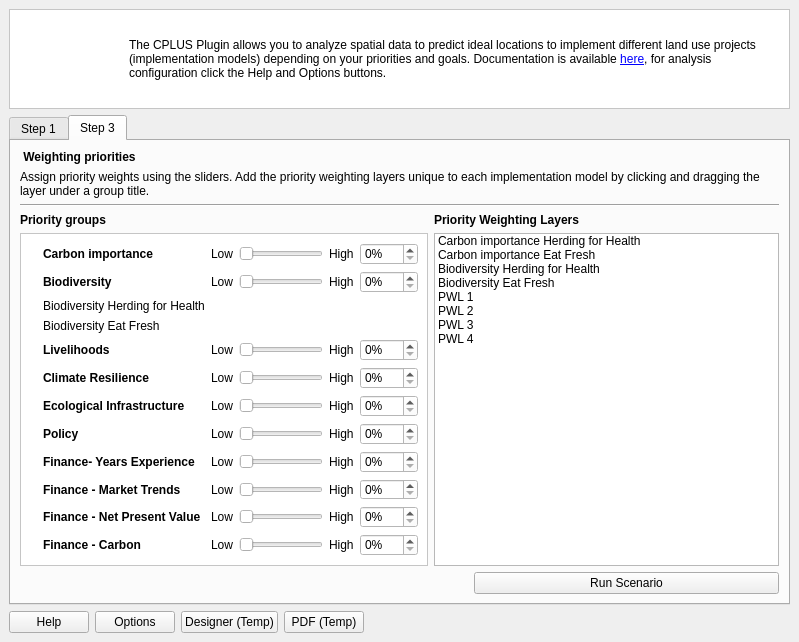
Qt form src/cplus_plugin/ui/qgis_cplus_main_dockwidget.ui (ConservationInternational/cplus-plugin) before a commit.
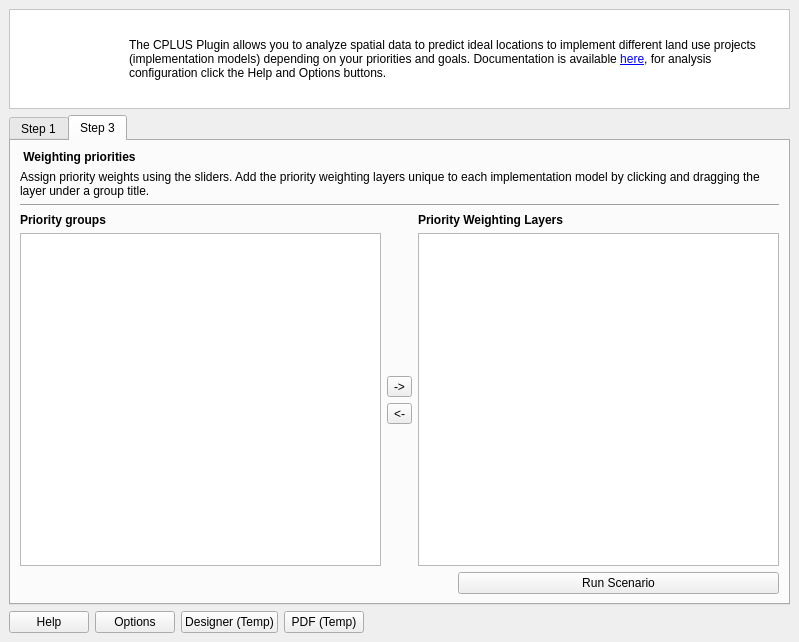
The same form after that commit. The open tabs and pages were chosen to show the change. Icons and pictures are not drawn. Custom widgets are drawn as their Qt base class.

The edit to the form file:
```diff
--- a/src/cplus_plugin/ui/qgis_cplus_main_dockwidget.ui
+++ b/src/cplus_plugin/ui/qgis_cplus_main_dockwidget.ui
@@ -198,122 +198,6 @@
           </property>
          </widget>
         </item>
-        <item row="4" column="2">
-         <widget class="QListWidget" name="listWidget_6">
-          <item>
-           <property name="text">
-            <string>Carbon importance Herding for Health</string>
-           </property>
-           <property name="foreground">
-            <brush brushstyle="NoBrush">
-             <color alpha="255">
-              <red>154</red>
-              <green>153</green>
-              <blue>150</blue>
-             </color>
-            </brush>
-           </property>
-          </item>
-          <item>
-           <property name="text">
-            <string>Carbon importance Eat Fresh</string>
-           </property>
-           <property name="foreground">
-            <brush brushstyle="NoBrush">
-             <color alpha="255">
-              <red>154</red>
-              <green>153</green>
-              <blue>150</blue>
-             </color>
-            </brush>
-           </property>
-          </item>
-          <item>
-           <property name="text">
-            <string>Biodiversity Herding for Health</string>
-           </property>
-           <property name="foreground">
-            <brush brushstyle="NoBrush">
-             <color alpha="255">
-              <red>154</red>
-              <green>153</green>
-              <blue>150</blue>
-             </color>
-            </brush>
-           </property>
-          </item>
-          <item>
-           <property name="text">
-            <string>Biodiversity Eat Fresh</string>
-           </property>
-           <property name="foreground">
-            <brush brushstyle="NoBrush">
-             <color alpha="255">
-              <red>154</red>
-              <green>153</green>
-              <blue>150</blue>
-             </color>
-            </brush>
-           </property>
-          </item>
-          <item>
-           <property name="text">
-            <string>PWL 1</string>
-           </property>
-           <property name="foreground">
-            <brush brushstyle="NoBrush">
-             <color alpha="255">
-              <red>154</red>
-              <green>153</green>
-              <blue>150</blue>
-             </color>
-            </brush>
-           </property>
-          </item>
-          <item>
-           <property name="text">
-            <string>PWL 2</string>
-           </property>
-           <property name="foreground">
-            <brush brushstyle="NoBrush">
-             <color alpha="255">
-              <red>154</red>
-              <green>153</green>
-              <blue>150</blue>
-             </color>
-            </brush>
-           </property>
-          </item>
-          <item>
-           <property name="text">
-            <string>PWL 3</string>
-           </property>
-           <property name="foreground">
-            <brush brushstyle="NoBrush">
-             <color alpha="255">
-              <red>154</red>
-              <green>153</green>
-              <blue>150</blue>
-             </color>
-            </brush>
-           </property>
-          </item>
-          <item>
-           <property name="text">
-            <string>PWL 4</string>
-           </property>
-           <property name="foreground">
-            <brush brushstyle="NoBrush">
-             <color alpha="255">
-              <red>154</red>
-              <green>153</green>
-              <blue>150</blue>
-             </color>
-            </brush>
-           </property>
-          </item>
-         </widget>
-        </item>
         <item row="3" column="0">
          <widget class="QLabel" name="label_121">
           <property name="font">
@@ -327,674 +211,6 @@
           </property>
          </widget>
         </item>
-        <item row="4" column="0" colspan="2">
-         <widget class="QFrame" name="frame_4">
-          <property name="minimumSize">
-           <size>
-            <width>0</width>
-            <height>215</height>
-           </size>
-          </property>
-          <property name="autoFillBackground">
-           <bool>false</bool>
-          </property>
-          <property name="styleSheet">
-           <string notr="true">background-color: rgb(255, 255, 255)</string>
-          </property>
-          <property name="frameShape">
-           <enum>QFrame::StyledPanel</enum>
-          </property>
-          <property name="frameShadow">
-           <enum>QFrame::Raised</enum>
-          </property>
-          <layout class="QGridLayout" name="gridLayout_12">
-           <item row="0" column="0">
-            <widget class="QLabel" name="label_79">
-             <property name="maximumSize">
-              <size>
-               <width>16</width>
-               <height>16</height>
-              </size>
-             </property>
-             <property name="text">
-              <string/>
-             </property>
-             <property name="pixmap">
-              <pixmap>../../../../../../Nextcloud/Projects (2)/Conservation International/CPLUS - work/Downloads/drop-down-arrow 2.png</pixmap>
-             </property>
-             <property name="scaledContents">
-              <bool>true</bool>
-             </property>
-            </widget>
-           </item>
-           <item row="1" column="1">
-            <widget class="QLabel" name="label_80">
-             <property name="font">
-              <font>
-               <weight>75</weight>
-               <bold>true</bold>
-              </font>
-             </property>
-             <property name="text">
-              <string>Biodiversity</string>
-             </property>
-            </widget>
-           </item>
-           <item row="1" column="0">
-            <widget class="QLabel" name="label_81">
-             <property name="maximumSize">
-              <size>
-               <width>16</width>
-               <height>16</height>
-              </size>
-             </property>
-             <property name="text">
-              <string/>
-             </property>
-             <property name="pixmap">
-              <pixmap>../../../../../../Nextcloud/Projects (2)/Conservation International/CPLUS - work/Downloads/drop-down-arrow.png</pixmap>
-             </property>
-             <property name="scaledContents">
-              <bool>true</bool>
-             </property>
-            </widget>
-           </item>
-           <item row="7" column="3">
-            <widget class="QSlider" name="horizontalSlider_12">
-             <property name="orientation">
-              <enum>Qt::Horizontal</enum>
-             </property>
-            </widget>
-           </item>
-           <item row="11" column="3">
-            <widget class="QSlider" name="horizontalSlider_13">
-             <property name="orientation">
-              <enum>Qt::Horizontal</enum>
-             </property>
-            </widget>
-           </item>
-           <item row="1" column="5">
-            <widget class="QgsSpinBox" name="mQgsSpinBox_10">
-             <property name="suffix">
-              <string>%</string>
-             </property>
-             <property name="maximum">
-              <number>100</number>
-             </property>
-            </widget>
-           </item>
-           <item row="8" column="5">
-            <widget class="QgsSpinBox" name="mQgsSpinBox_12">
-             <property name="suffix">
-              <string>%</string>
-             </property>
-             <property name="maximum">
-              <number>100</number>
-             </property>
-            </widget>
-           </item>
-           <item row="8" column="3">
-            <widget class="QSlider" name="horizontalSlider_14">
-             <property name="orientation">
-              <enum>Qt::Horizontal</enum>
-             </property>
-            </widget>
-           </item>
-           <item row="9" column="5">
-            <widget class="QgsSpinBox" name="mQgsSpinBox_13">
-             <property name="suffix">
-              <string>%</string>
-             </property>
-             <property name="maximum">
-              <number>100</number>
-             </property>
-            </widget>
-           </item>
-           <item row="3" column="1">
-            <widget class="QLabel" name="label_82">
-             <property name="text">
-              <string>Biodiversity Eat Fresh</string>
-             </property>
-            </widget>
-           </item>
-           <item row="4" column="0">
-            <widget class="QLabel" name="label_83">
-             <property name="maximumSize">
-              <size>
-               <width>16</width>
-               <height>16</height>
-              </size>
-             </property>
-             <property name="text">
-              <string/>
-             </property>
-             <property name="pixmap">
-              <pixmap>../../../../../../Nextcloud/Projects (2)/Conservation International/CPLUS - work/Downloads/drop-down-arrow 2.png</pixmap>
-             </property>
-             <property name="scaledContents">
-              <bool>true</bool>
-             </property>
-            </widget>
-           </item>
-           <item row="6" column="5">
-            <widget class="QgsSpinBox" name="mQgsSpinBox_14">
-             <property name="suffix">
-              <string>%</string>
-             </property>
-             <property name="maximum">
-              <number>100</number>
-             </property>
-            </widget>
-           </item>
-           <item row="8" column="2">
-            <widget class="QLabel" name="label_84">
-             <property name="text">
-              <string>Low</string>
-             </property>
-            </widget>
-           </item>
-           <item row="7" column="2">
-            <widget class="QLabel" name="label_85">
-             <property name="text">
-              <string>Low</string>
-             </property>
-            </widget>
-           </item>
-           <item row="5" column="2">
-            <widget class="QLabel" name="label_86">
-             <property name="text">
-              <string>Low</string>
-             </property>
-            </widget>
-           </item>
-           <item row="6" column="0">
-            <widget class="QLabel" name="label_87">
-             <property name="maximumSize">
-              <size>
-               <width>16</width>
-               <height>16</height>
-              </size>
-             </property>
-             <property name="text">
-              <string/>
-             </property>
-             <property name="pixmap">
-              <pixmap>../../../../../../Nextcloud/Projects (2)/Conservation International/CPLUS - work/Downloads/drop-down-arrow 2.png</pixmap>
-             </property>
-             <property name="scaledContents">
-              <bool>true</bool>
-             </property>
-            </widget>
-           </item>
-           <item row="9" column="4">
-            <widget class="QLabel" name="label_88">
-             <property name="text">
-              <string>High</string>
-             </property>
-            </widget>
-           </item>
-           <item row="0" column="5">
-            <widget class="QgsSpinBox" name="mQgsSpinBox_15">
-             <property name="suffix">
-              <string>%</string>
-             </property>
-             <property name="maximum">
-              <number>100</number>
-             </property>
-            </widget>
-           </item>
-           <item row="10" column="3">
-            <widget class="QSlider" name="horizontalSlider_15">
-             <property name="orientation">
-              <enum>Qt::Horizontal</enum>
-             </property>
-            </widget>
-           </item>
-           <item row="6" column="1">
-            <widget class="QLabel" name="label_89">
-             <property name="font">
-              <font>
-               <weight>75</weight>
-               <bold>true</bold>
-              </font>
-             </property>
-             <property name="text">
-              <string>Ecological Infrastructure</string>
-             </property>
-            </widget>
-           </item>
-           <item row="11" column="0">
-            <widget class="QLabel" name="label_90">
-             <property name="maximumSize">
-              <size>
-               <width>16</width>
-               <height>16</height>
-              </size>
-             </property>
-             <property name="text">
-              <string/>
-             </property>
-             <property name="pixmap">
-              <pixmap>../../../../../../Nextcloud/Projects (2)/Conservation International/CPLUS - work/Downloads/drop-down-arrow 2.png</pixmap>
-             </property>
-             <property name="scaledContents">
-              <bool>true</bool>
-             </property>
-            </widget>
-           </item>
-           <item row="4" column="3">
-            <widget class="QSlider" name="horizontalSlider_16">
-             <property name="orientation">
-              <enum>Qt::Horizontal</enum>
-             </property>
-            </widget>
-           </item>
-           <item row="5" column="4">
-            <widget class="QLabel" name="label_91">
-             <property name="text">
-              <string>High</string>
-             </property>
-            </widget>
-           </item>
-           <item row="0" column="2">
-            <widget class="QLabel" name="label_92">
-             <property name="text">
-              <string>Low</string>
-             </property>
-            </widget>
-           </item>
-           <item row="11" column="2">
-            <widget class="QLabel" name="label_93">
-             <property name="text">
-              <string>Low</string>
-             </property>
-            </widget>
-           </item>
-           <item row="7" column="4">
-            <widget class="QLabel" name="label_94">
-             <property name="text">
-              <string>High</string>
-             </property>
-            </widget>
-           </item>
-           <item row="5" column="3">
-            <widget class="QSlider" name="horizontalSlider_17">
-             <property name="orientation">
-              <enum>Qt::Horizontal</enum>
-             </property>
-            </widget>
-           </item>
-           <item row="8" column="0">
-            <widget class="QLabel" name="label_95">
-             <property name="maximumSize">
-              <size>
-               <width>16</width>
-               <height>16</height>
-              </size>
-             </property>
-             <property name="text">
-              <string/>
-             </property>
-             <property name="pixmap">
-              <pixmap>../../../../../../Nextcloud/Projects (2)/Conservation International/CPLUS - work/Downloads/drop-down-arrow 2.png</pixmap>
-             </property>
-             <property name="scaledContents">
-              <bool>true</bool>
-             </property>
-            </widget>
-           </item>
-           <item row="9" column="2">
-            <widget class="QLabel" name="label_96">
-             <property name="text">
-              <string>Low</string>
-             </property>
-            </widget>
-           </item>
-           <item row="1" column="3">
-            <widget class="QSlider" name="horizontalSlider_18">
-             <property name="orientation">
-              <enum>Qt::Horizontal</enum>
-             </property>
-            </widget>
-           </item>
-           <item row="6" column="2">
-            <widget class="QLabel" name="label_97">
-             <property name="text">
-              <string>Low</string>
-             </property>
-            </widget>
-           </item>
-           <item row="4" column="1">
-            <widget class="QLabel" name="label_98">
-             <property name="font">
-              <font>
-               <weight>75</weight>
-               <bold>true</bold>
-              </font>
-             </property>
-             <property name="text">
-              <string>Livelihoods</string>
-             </property>
-            </widget>
-           </item>
-           <item row="8" column="1">
-            <widget class="QLabel" name="label_99">
-             <property name="font">
-              <font>
-               <weight>75</weight>
-               <bold>true</bold>
-              </font>
-             </property>
-             <property name="text">
-              <string>Finance- Years Experience</string>
-             </property>
-            </widget>
-           </item>
-           <item row="4" column="4">
-            <widget class="QLabel" name="label_100">
-             <property name="text">
-              <string>High</string>
-             </property>
-            </widget>
-           </item>
-           <item row="10" column="1">
-            <widget class="QLabel" name="label_101">
-             <property name="font">
-              <font>
-               <weight>75</weight>
-               <bold>true</bold>
-              </font>
-             </property>
-             <property name="text">
-              <string>Finance - Net Present Value</string>
-             </property>
-            </widget>
-           </item>
-           <item row="10" column="0">
-            <widget class="QLabel" name="label_102">
-             <property name="maximumSize">
-              <size>
-               <width>16</width>
-               <height>16</height>
-              </size>
-             </property>
-             <property name="text">
-              <string/>
-             </property>
-             <property name="pixmap">
-              <pixmap>../../../../../../Nextcloud/Projects (2)/Conservation International/CPLUS - work/Downloads/drop-down-arrow 2.png</pixmap>
-             </property>
-             <property name="scaledContents">
-              <bool>true</bool>
-             </property>
-            </widget>
-           </item>
-           <item row="6" column="4">
-            <widget class="QLabel" name="label_103">
-             <property name="text">
-              <string>High</string>
-             </property>
-            </widget>
-           </item>
-           <item row="0" column="1">
-            <widget class="QLabel" name="label_104">
-             <property name="font">
-              <font>
-               <weight>75</weight>
-               <bold>true</bold>
-              </font>
-             </property>
-             <property name="text">
-              <string>Carbon importance</string>
-             </property>
-            </widget>
-           </item>
-           <item row="6" column="3">
-            <widget class="QSlider" name="horizontalSlider_19">
-             <property name="orientation">
-              <enum>Qt::Horizontal</enum>
-             </property>
-            </widget>
-           </item>
-           <item row="9" column="3">
-            <widget class="QSlider" name="horizontalSlider_20">
-             <property name="orientation">
-              <enum>Qt::Horizontal</enum>
-             </property>
-            </widget>
-           </item>
-           <item row="0" column="4">
-            <widget class="QLabel" name="label_105">
-             <property name="text">
-              <string>High</string>
-             </property>
-            </widget>
-           </item>
-           <item row="7" column="5">
-            <widget class="QgsSpinBox" name="mQgsSpinBox_16">
-             <property name="suffix">
-              <string>%</string>
-             </property>
-             <property name="maximum">
-              <number>100</number>
-             </property>
-            </widget>
-           </item>
-           <item row="4" column="5">
-            <widget class="QgsSpinBox" name="mQgsSpinBox_17">
-             <property name="suffix">
-              <string>%</string>
-             </property>
-             <property name="maximum">
-              <number>100</number>
-             </property>
-            </widget>
-           </item>
-           <item row="10" column="4">
-            <widget class="QLabel" name="label_106">
-             <property name="text">
-              <string>High</string>
-             </property>
-            </widget>
-           </item>
-           <item row="2" column="1">
-            <widget class="QLabel" name="label_107">
-             <property name="text">
-              <string>Biodiversity Herding for Health</string>
-             </property>
-            </widget>
-           </item>
-           <item row="7" column="0">
-            <widget class="QLabel" name="label_108">
-             <property name="maximumSize">
-              <size>
-               <width>16</width>
-               <height>16</height>
-              </size>
-             </property>
-             <property name="text">
-              <string/>
-             </property>
-             <property name="pixmap">
-              <pixmap>../../../../../../Nextcloud/Projects (2)/Conservation International/CPLUS - work/Downloads/drop-down-arrow 2.png</pixmap>
-             </property>
-             <property name="scaledContents">
-              <bool>true</bool>
-             </property>
-            </widget>
-           </item>
-           <item row="7" column="1">
-            <widget class="QLabel" name="label_109">
-             <property name="font">
-              <font>
-               <weight>75</weight>
-               <bold>true</bold>
-              </font>
-             </property>
-             <property name="text">
-              <string>Policy</string>
-             </property>
-            </widget>
-           </item>
-           <item row="8" column="4">
-            <widget class="QLabel" name="label_110">
-             <property name="text">
-              <string>High</string>
-             </property>
-            </widget>
-           </item>
-           <item row="10" column="2">
-            <widget class="QLabel" name="label_111">
-             <property name="text">
-              <string>Low</string>
-             </property>
-            </widget>
-           </item>
-           <item row="11" column="5">
-            <widget class="QgsSpinBox" name="mQgsSpinBox_18">
-             <property name="suffix">
-              <string>%</string>
-             </property>
-             <property name="maximum">
-              <number>100</number>
-             </property>
-            </widget>
-           </item>
-           <item row="9" column="0">
-            <widget class="QLabel" name="label_112">
-             <property name="maximumSize">
-              <size>
-               <width>16</width>
-               <height>16</height>
-              </size>
-             </property>
-             <property name="text">
-              <string/>
-             </property>
-             <property name="pixmap">
-              <pixmap>../../../../../../Nextcloud/Projects (2)/Conservation International/CPLUS - work/Downloads/drop-down-arrow 2.png</pixmap>
-             </property>
-             <property name="scaledContents">
-              <bool>true</bool>
-             </property>
-            </widget>
-           </item>
-           <item row="9" column="1">
-            <widget class="QLabel" name="label_113">
-             <property name="font">
-              <font>
-               <weight>75</weight>
-               <bold>true</bold>
-              </font>
-             </property>
-             <property name="text">
-              <string>Finance - Market Trends</string>
-             </property>
-            </widget>
-           </item>
-           <item row="10" column="5">
-            <widget class="QgsSpinBox" name="mQgsSpinBox_19">
-             <property name="suffix">
-              <string>%</string>
-             </property>
-             <property name="maximum">
-              <number>100</number>
-             </property>
-            </widget>
-           </item>
-           <item row="4" column="2">
-            <widget class="QLabel" name="label_114">
-             <property name="text">
-              <string>Low</string>
-             </property>
-            </widget>
-           </item>
-           <item row="5" column="1">
-            <widget class="QLabel" name="label_115">
-             <property name="font">
-              <font>
-               <weight>75</weight>
-               <bold>true</bold>
-              </font>
-             </property>
-             <property name="text">
-              <string>Climate Resilience </string>
-             </property>
-            </widget>
-           </item>
-           <item row="11" column="1">
-            <widget class="QLabel" name="label_116">
-             <property name="font">
-              <font>
-               <weight>75</weight>
-               <bold>true</bold>
-              </font>
-             </property>
-             <property name="text">
-              <string>Finance - Carbon</string>
-             </property>
-            </widget>
-           </item>
-           <item row="1" column="2">
-            <widget class="QLabel" name="label_117">
-             <property name="text">
-              <string>Low</string>
-             </property>
-            </widget>
-           </item>
-           <item row="1" column="4">
-            <widget class="QLabel" name="label_118">
-             <property name="text">
-              <string>High</string>
-             </property>
-            </widget>
-           </item>
-           <item row="5" column="5">
-            <widget class="QgsSpinBox" name="mQgsSpinBox_20">
-             <property name="suffix">
-              <string>%</string>
-             </property>
-             <property name="maximum">
-              <number>100</number>
-             </property>
-            </widget>
-           </item>
-           <item row="11" column="4">
-            <widget class="QLabel" name="label_119">
-             <property name="text">
-              <string>High</string>
-             </property>
-            </widget>
-           </item>
-           <item row="5" column="0">
-            <widget class="QLabel" name="label_120">
-             <property name="maximumSize">
-              <size>
-               <width>16</width>
-               <height>16</height>
-              </size>
-             </property>
-             <property name="text">
-              <string/>
-             </property>
-             <property name="pixmap">
-              <pixmap>../../../../../../Nextcloud/Projects (2)/Conservation International/CPLUS - work/Downloads/drop-down-arrow 2.png</pixmap>
-             </property>
-             <property name="scaledContents">
-              <bool>true</bool>
-             </property>
-            </widget>
-           </item>
-           <item row="0" column="3">
-            <widget class="QSlider" name="horizontalSlider_21">
-             <property name="orientation">
-              <enum>Qt::Horizontal</enum>
-             </property>
-            </widget>
-           </item>
-          </layout>
-         </widget>
-        </item>
         <item row="1" column="0" colspan="3">
          <widget class="QLabel" name="label_77">
           <property name="text">
@@ -1048,6 +264,82 @@
           </item>
          </layout>
         </item>
+        <item row="4" column="0">
+         <widget class="QTreeWidget" name="priority_groups_list">
+          <property name="columnCount">
+           <number>1</number>
+          </property>
+          <attribute name="headerVisible">
+           <bool>false</bool>
+          </attribute>
+          <column>
+           <property name="text">
+            <string notr="true">1</string>
+           </property>
+          </column>
+         </widget>
+        </item>
+        <item row="4" column="1">
+         <layout class="QVBoxLayout" name="verticalLayout_2">
+          <item>
+           <spacer name="verticalSpacer_2">
+            <property name="orientation">
+             <enum>Qt::Vertical</enum>
+            </property>
+            <property name="sizeHint" stdset="0">
+             <size>
+              <width>20</width>
+              <height>40</height>
+             </size>
+            </property>
+           </spacer>
+          </item>
+          <item>
+           <widget class="QToolButton" name="layer_remove_btn">
+            <property name="toolTip">
+             <string>Remove selected priority weighting layer from the group.</string>
+            </property>
+            <property name="text">
+             <string>-&gt;</string>
+            </property>
+            <property name="icon">
+             <iconset>
+              <normaloff>../../resources/cplus_right_arrow.svg</normaloff>../../resources/cplus_right_arrow.svg</iconset>
+            </property>
+           </widget>
+          </item>
+          <item>
+           <widget class="QToolButton" name="layer_add_btn">
+            <property name="toolTip">
+             <string>Add the selected priority weighting layer to the group.</string>
+            </property>
+            <property name="text">
+             <string>&lt;-</string>
+            </property>
+            <property name="icon">
+             <iconset>
+              <normaloff>../../resources/cplus_left_arrow.svg</normaloff>../../resources/cplus_left_arrow.svg</iconset>
+            </property>
+           </widget>
+          </item>
+          <item>
+           <spacer name="verticalSpacer">
+            <property name="orientation">
+             <enum>Qt::Vertical</enum>
+            </property>
+            <property name="sizeHint" stdset="0">
+             <size>
+              <width>20</width>
+              <height>40</height>
+             </size>
+            </property>
+           </spacer>
+          </item>
+         </layout>
+        </item>
+        <item row="4" column="2">
+         <widget class="QListWidget" name="priority_layers_list"/>
+        </item>
        </layout>
       </widget>
      </widget>
@@ -1123,11 +415,6 @@
    <header>qgsextentgroupbox.h</header>
    <container>1</container>
   </customwidget>
-  <customwidget>
-   <class>QgsSpinBox</class>
-   <extends>QSpinBox</extends>
-   <header>qgsspinbox.h</header>
-  </customwidget>
  </customwidgets>
  <resources/>
  <connections/>
```
Left out of the diff: 3 changed lines with no effect on the pictures.
